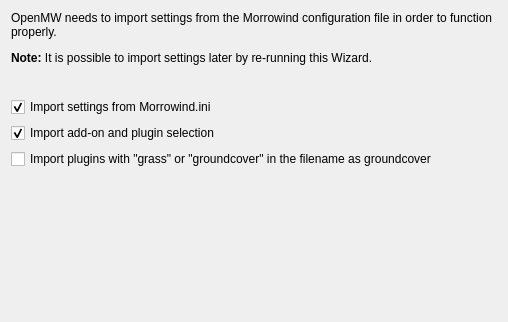
Qt form files/ui/wizard/importpage.ui (MrZer0x0/TES3MP) before a commit.
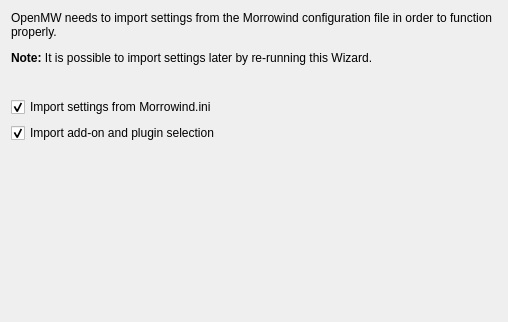
The same form after that commit.

What changed in the file:
```diff
--- a/files/ui/wizard/importpage.ui
+++ b/files/ui/wizard/importpage.ui
@@ -50,13 +50,6 @@
      </property>
     </widget>
    </item>
-   <item>
-    <widget class="QCheckBox" name="groundcoverCheckBox">
-     <property name="text">
-      <string>Import plugins with &quot;grass&quot; or &quot;groundcover&quot; in the filename as groundcover</string>
-     </property>
-    </widget>
-   </item>
    <item>
     <spacer name="verticalSpacer">
      <property name="orientation">
```
